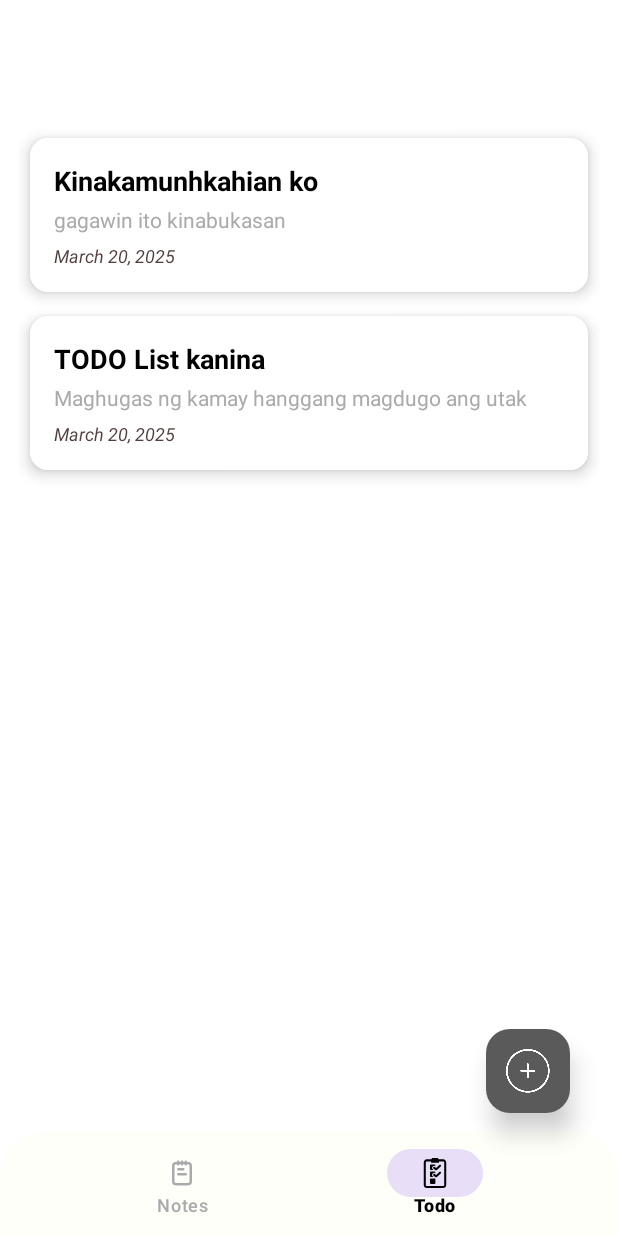
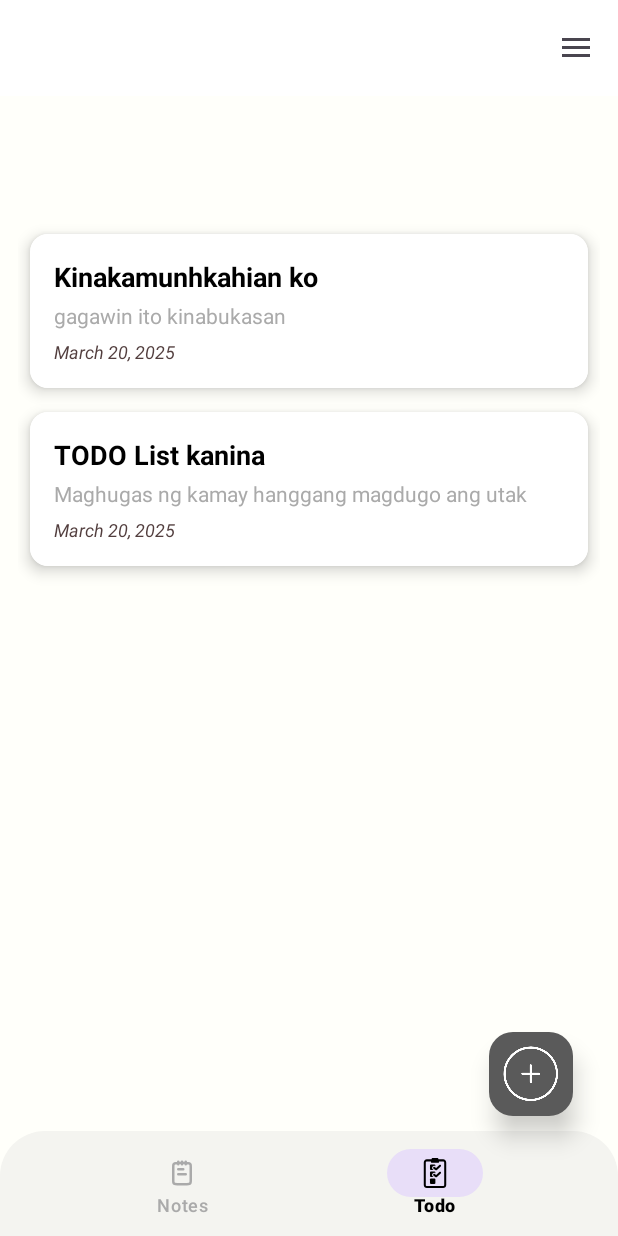
Before and after one commit to koise/notesitory, an Android app: the DashboardActivity screen opened directly, with no data from a screen before it, item 2 of the bottom bar chosen, on a phone screen of 412 x 824 dp. Run offline under Robolectric (Android 15) with nearby library versions, the phone set to English and light mode, and no system bars.

Commit message:
Added logout confirmation with AlertDialog

```diff
--- a/app/src/main/AndroidManifest.xml
+++ b/app/src/main/AndroidManifest.xml
@@ -1,9 +1,10 @@
 <?xml version="1.0" encoding="utf-8"?>
 <manifest xmlns:android="http://schemas.android.com/apk/res/android"
     xmlns:tools="http://schemas.android.com/tools">
-
+    <uses-permission android:name="android.permission.INTERNET" />
     <application
         android:allowBackup="true"
+        android:networkSecurityConfig="@xml/network_security_config"
         android:dataExtractionRules="@xml/data_extraction_rules"
         android:fullBackupContent="@xml/backup_rules"
         android:icon="@drawable/logo"
--- a/app/src/main/java/com/example/notesitory/DashboardActivty.kt
+++ b/app/src/main/java/com/example/notesitory/DashboardActivty.kt
@@ -1,80 +1,67 @@
 package com.example.notesitory
 
-import android.app.AlertDialog
 import android.content.Intent
-import android.content.res.ColorStateList
-import android.graphics.Color
 import android.os.Bundle
-import android.os.Handler
-import android.os.Looper
-import android.view.animation.AnimationUtils
+import android.view.Gravity
+import android.view.MenuItem
+import android.view.View
+import androidx.appcompat.app.ActionBarDrawerToggle
 import androidx.appcompat.app.AppCompatActivity
-import androidx.core.widget.NestedScrollView
+import androidx.appcompat.widget.Toolbar
+import androidx.core.view.GravityCompat
+import androidx.drawerlayout.widget.DrawerLayout
 import androidx.fragment.app.Fragment
 import com.google.android.material.bottomnavigation.BottomNavigationView
 import com.google.android.material.floatingactionbutton.FloatingActionButton
+import com.google.android.material.navigation.NavigationView
 
 class DashboardActivity : AppCompatActivity() {
-
-    private val handler = Handler(Looper.getMainLooper()) // Handler for delay
-    private var isScrolling = false // To track scroll state
-
+    private lateinit var drawerLayout: DrawerLayout
+    private lateinit var bottomNavigationView: BottomNavigationView
+    private lateinit var navigationView: NavigationView
+    private lateinit var btnAddNote: FloatingActionButton
 
     override fun onCreate(savedInstanceState: Bundle?) {
         super.onCreate(savedInstanceState)
         setContentView(R.layout.activity_dashboard)
 
-        val bottomNavigationView: BottomNavigationView = findViewById(R.id.bottomNavigationView)
-        //val nestedScrollView: NestedScrollView? = findViewById(R.id.nestedScrollView)
-        bottomNavigationView.itemRippleColor = ColorStateList.valueOf(Color.TRANSPARENT)
-        val slideUp = AnimationUtils.loadAnimation(this, R.anim.bottom_nav_slide_up)
-        bottomNavigationView.startAnimation(slideUp)
+        // Initialize views
+        drawerLayout = findViewById(R.id.drawerLayout)
+        val toolbar: Toolbar = findViewById(R.id.toolbar)
+        bottomNavigationView = findViewById(R.id.bottomNavigationView)
+        navigationView = findViewById(R.id.navigationView)
+        btnAddNote = findViewById(R.id.btnAddNote)
 
+        setSupportActionBar(toolbar)
+
+        // Set up ActionBarDrawerToggle to handle menu icon clicks
+        val toggle = ActionBarDrawerToggle(
+            this, drawerLayout, toolbar,
+            R.string.navigation_drawer_open, R.string.navigation_drawer_close
+        )
+        drawerLayout.addDrawerListener(toggle)
+        toggle.syncState()
+
+        // Move navigation drawer to open from the RIGHT
+        toolbar.setNavigationOnClickListener {
+            if (drawerLayout.isDrawerOpen(GravityCompat.END)) {
+                drawerLayout.closeDrawer(GravityCompat.END)
+            } else {
+                drawerLayout.openDrawer(GravityCompat.END)
+            }
+        }
+
+        // Set default fragment
         val notesFragment = NoteFragment()
         val todoFragment = TodoFragment()
-
         setCurrentFragment(notesFragment)
 
-
-        val btnAddNote = findViewById<FloatingActionButton>(R.id.btnAddNote)
-
-        // Show Dialog on FAB Click
+        // Floating button click
         btnAddNote.setOnClickListener {
             showChoiceDialog()
         }
 
-        /*
-        nestedScrollView?.setOnScrollChangeListener { _, _, scrollY, _, oldScrollY ->
-            isScrolling = true
-            handler.removeCallbacksAndMessages(null)
-
-            if (scrollY > oldScrollY) {
-                bottomNavigationView.animate()
-                    .translationY(bottomNavigationView.height.toFloat())
-                    .setDuration(300)
-                    .start()
-            } else if (scrollY < oldScrollY) { // Scrolling Up
-                bottomNavigationView.animate()
-                    .translationY(0f)
-                    .setDuration(300)
-                    .start()
-            }
-
-            // Auto pop-up after 500ms if user stops scrolling
-            handler.postDelayed({
-                if (!isScrolling) {
-                    bottomNavigationView.animate()
-                        .translationY(0f)
-                        .setDuration(300)
-                        .start()
-                }
-            }, 500)
-
-            isScrolling = false // Reset scrolling state
-        }
-        */
-
-        // Handle Bottom Navigation Clicks
+        // Bottom Navigation Clicks
         bottomNavigationView.setOnItemSelectedListener { item ->
             when (item.itemId) {
                 R.id.note -> setCurrentFragment(notesFragment)
@@ -82,41 +69,23 @@ class DashboardActivity : AppCompatActivity() {
             }
             true
         }
+
+        // Drawer Navigation Clicks
+        navigationView.setNavigationItemSelectedListener { menuItem ->
+            handleDrawerItemClick(menuItem)
+            true
         }
-
-    override fun onBackPressed() {
-        val builder = AlertDialog.Builder(this)
-        builder.setTitle("Exit App")
-        builder.setMessage("Are you sure you want to exit?")
-
-        builder.setPositiveButton("Yes") { _, _ ->
-            finishAffinity() // Close all activities and exit the app
     }
-
-        builder.setNegativeButton("No") { dialog, _ ->
-            dialog.dismiss() // Dismiss the dialog and stay in the app
-        }
-
-        builder.show()
-    }
-
 
     private fun setCurrentFragment(fragment: Fragment) {
         supportFragmentManager.beginTransaction()
-            .setCustomAnimations(
-                R.anim.slide_in_right,
-                R.anim.slide_out_left,
-                R.anim.slide_in_left,
-                R.anim.slide_out_right
-            )
             .replace(R.id.flFragment, fragment)
             .commit()
     }
 
     private fun showChoiceDialog() {
         val options = arrayOf("To-Do", "Note")
-
-    val builder = AlertDialog.Builder(this)
+        val builder = android.app.AlertDialog.Builder(this)
         builder.setTitle("Choose an Option")
         builder.setItems(options) { _, which ->
             when (which) {
@@ -127,4 +96,34 @@ class DashboardActivity : AppCompatActivity() {
         builder.setNegativeButton("Cancel") { dialog, _ -> dialog.dismiss() }
         builder.show()
     }
+
+    private fun handleDrawerItemClick(menuItem: MenuItem) {
+        when (menuItem.itemId) {
+            R.id.nav_profile -> {
+                // Handle Profile
             }
+            R.id.nav_logout -> {
+                logout()
+            }
+        }
+        drawerLayout.closeDrawer(GravityCompat.END)
+    }
+
+    private fun logout() {
+        val builder = android.app.AlertDialog.Builder(this)
+        builder.setTitle("Logout")
+        builder.setMessage("Are you sure you want to logout?")
+        builder.setPositiveButton("Yes") { _, _ ->
+            val sharedPreferences = getSharedPreferences("USERPREF", MODE_PRIVATE)
+            sharedPreferences.edit().clear().apply()
+            val intent = Intent(this, MainActivity::class.java)
+            intent.flags = Intent.FLAG_ACTIVITY_NEW_TASK or Intent.FLAG_ACTIVITY_CLEAR_TASK
+            startActivity(intent)
+            finish()
+        }
+        builder.setNegativeButton("Cancel") { dialog, _ ->
+            dialog.dismiss()
+        }
+        builder.show()
+    }
+}
--- a/app/src/main/res/drawable/bg_bottom_nav.xml
+++ b/app/src/main/res/drawable/bg_bottom_nav.xml
@@ -3,6 +3,6 @@
     android:shape="rectangle">
 
     <!-- Background Color -->
-    <solid android:color="#FFFFFA"/>
+    <solid android:color="#F4F4F0"/>
     <corners android:topLeftRadius="30dp" android:topRightRadius="30dp"/>
 </shape>
--- /dev/null
+++ b/app/src/main/res/drawable/drawer_bg.xml
@@ -0,0 +1,8 @@
+<?xml version="1.0" encoding="utf-8"?>
+<shape xmlns:android="http://schemas.android.com/apk/res/android">
+    <solid android:color="#FFFFFA"/>
+    <corners android:radius="24dp"/>
+    <padding android:left="10dp" android:right="10dp"/>
+    <shadowColor android:color="#515052"/>
+    <shadowRadius android:radius="10dp"/>
+</shape>
--- /dev/null
+++ b/app/src/main/res/drawable/ic_home.xml
@@ -0,0 +1,5 @@
+<vector xmlns:android="http://schemas.android.com/apk/res/android" android:height="40dp" android:viewportHeight="16" android:viewportWidth="16" android:width="40dp">
+
+    <path android:fillColor="#000000" android:pathData="M1,6V15H6V11C6,9.895 6.895,9 8,9C9.105,9 10,9.895 10,11V15H15V6L8,0L1,6Z"/>
+
+</vector>
--- /dev/null
+++ b/app/src/main/res/drawable/ic_logout.xml
@@ -0,0 +1,7 @@
+<vector xmlns:android="http://schemas.android.com/apk/res/android" android:height="40dp" android:viewportHeight="24" android:viewportWidth="24" android:width="40dp">
+
+    <path android:fillColor="#00000000" android:pathData="M15,12L2,12M2,12L5.5,9M2,12L5.5,15" android:strokeColor="#1C274C" android:strokeLineCap="round" android:strokeLineJoin="round" android:strokeWidth="1.5"/>
+
+    <path android:fillColor="#00000000" android:pathData="M9.002,7C9.014,4.825 9.111,3.647 9.879,2.879C10.758,2 12.172,2 15,2L16,2C18.829,2 20.243,2 21.122,2.879C22,3.757 22,5.172 22,8L22,16C22,18.828 22,20.243 21.122,21.121C20.353,21.89 19.175,21.986 17,21.998M9.002,17C9.014,19.175 9.111,20.353 9.879,21.121C10.52,21.763 11.447,21.936 13,21.983" android:strokeColor="#1C274C" android:strokeLineCap="round" android:strokeWidth="1.5"/>
+
+</vector>
--- /dev/null
+++ b/app/src/main/res/drawable/ic_menu.xml
@@ -0,0 +1,15 @@
+<vector xmlns:android="http://schemas.android.com/apk/res/android"
+    android:width="30dp"
+    android:height="30dp"
+    android:viewportWidth="24"
+    android:viewportHeight="24">
+  <path
+      android:pathData="M7,12C7,13.105 6.105,14 5,14C3.895,14 3,13.105 3,12C3,10.895 3.895,10 5,10C6.105,10 7,10.895 7,12Z"
+      android:fillColor="#1C274C"/>
+  <path
+      android:pathData="M14,12C14,13.105 13.105,14 12,14C10.895,14 10,13.105 10,12C10,10.895 10.895,10 12,10C13.105,10 14,10.895 14,12Z"
+      android:fillColor="#1C274C"/>
+  <path
+      android:pathData="M21,12C21,13.105 20.105,14 19,14C17.895,14 17,13.105 17,12C17,10.895 17.895,10 19,10C20.105,10 21,10.895 21,12Z"
+      android:fillColor="#1C274C"/>
+</vector>
--- /dev/null
+++ b/app/src/main/res/drawable/ic_user.xml
@@ -0,0 +1,5 @@
+<vector xmlns:android="http://schemas.android.com/apk/res/android" android:height="40dp" android:viewportHeight="24" android:viewportWidth="24" android:width="40dp">
+
+    <path android:fillColor="#00000000" android:pathData="M5,21C5,17.134 8.134,14 12,14C15.866,14 19,17.134 19,21M16,7C16,9.209 14.209,11 12,11C9.791,11 8,9.209 8,7C8,4.791 9.791,3 12,3C14.209,3 16,4.791 16,7Z" android:strokeColor="#000000" android:strokeLineCap="round" android:strokeLineJoin="round" android:strokeWidth="2"/>
+
+</vector>
--- a/app/src/main/res/layout/activity_dashboard.xml
+++ b/app/src/main/res/layout/activity_dashboard.xml
@@ -1,25 +1,45 @@
 <?xml version="1.0" encoding="utf-8"?>
-<FrameLayout xmlns:android="http://schemas.android.com/apk/res/android"
+<androidx.drawerlayout.widget.DrawerLayout
+    xmlns:android="http://schemas.android.com/apk/res/android"
     xmlns:app="http://schemas.android.com/apk/res-auto"
     xmlns:tools="http://schemas.android.com/tools"
-    android:id="@+id/dashboardRoot"
+    android:id="@+id/drawerLayout"
     android:layout_width="match_parent"
     android:layout_height="match_parent"
+    android:background="#FFFFFA"
+    tools:context=".DashboardActivity">
+
+    <!-- Main Content -->
+    <FrameLayout
+        android:layout_width="match_parent"
+        android:layout_height="match_parent"
+        android:background="#FFFFFA">
+
+        <!-- Toolbar for Burger Menu -->
+        <androidx.appcompat.widget.Toolbar
+            android:id="@+id/toolbar"
+            android:layout_width="match_parent"
+            android:layout_height="?attr/actionBarSize"
             android:background="#FFFFFF"
-    tools:context=".DashboardActivity">
+            app:titleTextColor="#FFFFFF"
+            android:layoutDirection="rtl"
+            android:textDirection="ltr"
+            app:navigationIcon="@drawable/ic_menu"/>
+
 
         <!-- FloatingActionButton (Above Bottom Nav) -->
         <androidx.core.widget.NestedScrollView
             android:id="@+id/nestedScrollView"
             android:layout_width="match_parent"
-        android:layout_height="match_parent">
+            android:layout_height="match_parent"
+            android:layout_marginTop="?attr/actionBarSize">
 
             <LinearLayout
                 android:layout_width="match_parent"
                 android:layout_height="wrap_content"
                 android:orientation="vertical">
 
-            <!-- Fragment Container (For Pages) -->
+                <!-- Fragment Container -->
                 <FrameLayout
                     android:id="@+id/flFragment"
                     android:layout_width="match_parent"
@@ -27,19 +47,19 @@
             </LinearLayout>
         </androidx.core.widget.NestedScrollView>
 
+        <!-- Floating Action Button -->
         <com.google.android.material.floatingactionbutton.FloatingActionButton
             android:id="@+id/btnAddNote"
             android:layout_width="56dp"
             android:layout_height="56dp"
             android:layout_gravity="bottom|end"
-        android:layout_margin="32dp"
-        android:layout_marginBottom="80dp"
+            android:layout_margin="30dp"
             android:translationY="-50dp"
             app:backgroundTint="#5A5A5A"
             app:elevation="10dp"
             android:src="@drawable/ic_add"
             app:tint="#FFFFFF"
-        app:maxImageSize="32dp"/>
+            app:maxImageSize="40dp"/>
 
         <!-- Bottom Navigation View -->
         <com.google.android.material.bottomnavigation.BottomNavigationView
@@ -52,5 +72,16 @@
             app:itemIconSize="20dp"
             app:itemIconTint="@drawable/bottom_nav_icon_tint"
             app:itemTextColor="@drawable/bottom_nav_text_color"/>
+    </FrameLayout>
 
-</FrameLayout>
+    <!-- Navigation Drawer -->
+    <com.google.android.material.navigation.NavigationView
+        android:id="@+id/navigationView"
+        android:layout_width="280dp"
+        android:layout_height="match_parent"
+        android:layout_gravity="end"
+        android:background="@drawable/drawer_bg"
+        app:menu="@menu/drawer_menu"
+        app:itemIconTint="@drawable/bottom_nav_icon_tint"
+        app:itemTextColor="@drawable/bottom_nav_text_color" />
+</androidx.drawerlayout.widget.DrawerLayout>
--- /dev/null
+++ b/app/src/main/res/menu/drawer_menu.xml
@@ -0,0 +1,17 @@
+<?xml version="1.0" encoding="utf-8"?>
+<menu xmlns:android="http://schemas.android.com/apk/res/android">
+    <group android:checkableBehavior="single">
+        <item
+            android:id="@+id/nav_home"
+            android:icon="@drawable/ic_home"
+            android:title="Home"/>
+        <item
+            android:id="@+id/nav_profile"
+            android:icon="@drawable/ic_user"
+            android:title="Profile"/>
+        <item
+            android:id="@+id/nav_logout"
+            android:icon="@drawable/ic_logout"
+            android:title="Logout"/>
+    </group>
+</menu>
--- a/app/src/main/res/values/colors.xml
+++ b/app/src/main/res/values/colors.xml
@@ -19,6 +19,7 @@
         <color name="iconTint">#FF5722</color>
         <color name="colorSelected">#FFFFFF</color>
         <color name="colorUnselected">#B0BEC5</color>
+        <color name="off_white">#FFFFFA</color>
         <color name="holo_red_light">#FFFF4444</color>
         <color name="holo_red_dark">#FFCC0000</color>
 </resources>
--- a/app/src/main/res/values/strings.xml
+++ b/app/src/main/res/values/strings.xml
@@ -2,4 +2,6 @@
     <string name="app_name">Notesitory</string>
     <!-- TODO: Remove or change this placeholder text -->
     <string name="hello_blank_fragment">Hello blank fragment</string>
+    <string name="navigation_drawer_open">Open Navigation Drawer</string>
+    <string name="navigation_drawer_close">Close Navigation Drawer</string>
 </resources>
```
Also changed, not shown: app/src/main/java/com/example/notesitory/SignupActivity.kt (+104 -38 lines), app/src/main/res/drawable/drawer_header.xml (added, +36 -0 lines), app/src/main/res/drawable/drawer_header_bg.xml (added, +21 -0 lines), app/src/main/res/layout/activity_signup.xml (+21 -0 lines), app/src/main/res/layout/fragment_notes.xml (+4 -5 lines), app/src/main/res/xml/network_security_config.xml (added, +8 -0 lines). Lines whose indentation alone changed are shown as unchanged.
